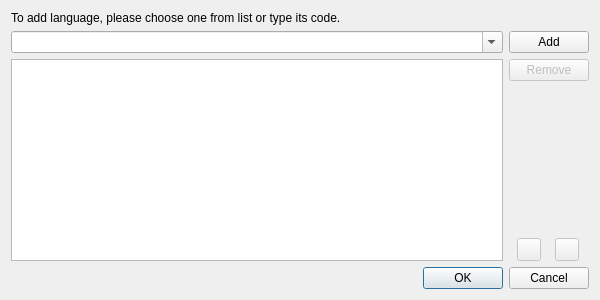
Before: the Qt Designer form src/ui/preferences/AcceptLanguageDialog.ui in OtterBrowser/otter-browser, drawn with Qt 5.
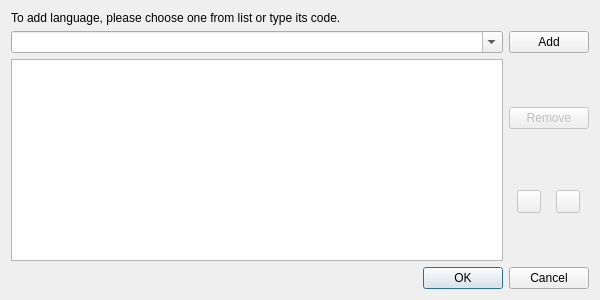
After: the same form once the commit is applied. Custom widgets are drawn as their Qt base class.

The edit to the form file:
```diff
--- a/src/ui/preferences/AcceptLanguageDialog.ui
+++ b/src/ui/preferences/AcceptLanguageDialog.ui
@@ -88,12 +88,6 @@
          <property name="orientation">
           <enum>Qt::Vertical</enum>
          </property>
-         <property name="sizeHint" stdset="0">
-          <size>
-           <width>20</width>
-           <height>40</height>
-          </size>
-         </property>
         </spacer>
        </item>
        <item>
@@ -116,12 +110,6 @@
            <property name="sizeType">
             <enum>QSizePolicy::Minimum</enum>
            </property>
-           <property name="sizeHint" stdset="0">
-            <size>
-             <width>0</width>
-             <height>0</height>
-            </size>
-           </property>
           </spacer>
          </item>
          <item>
```
